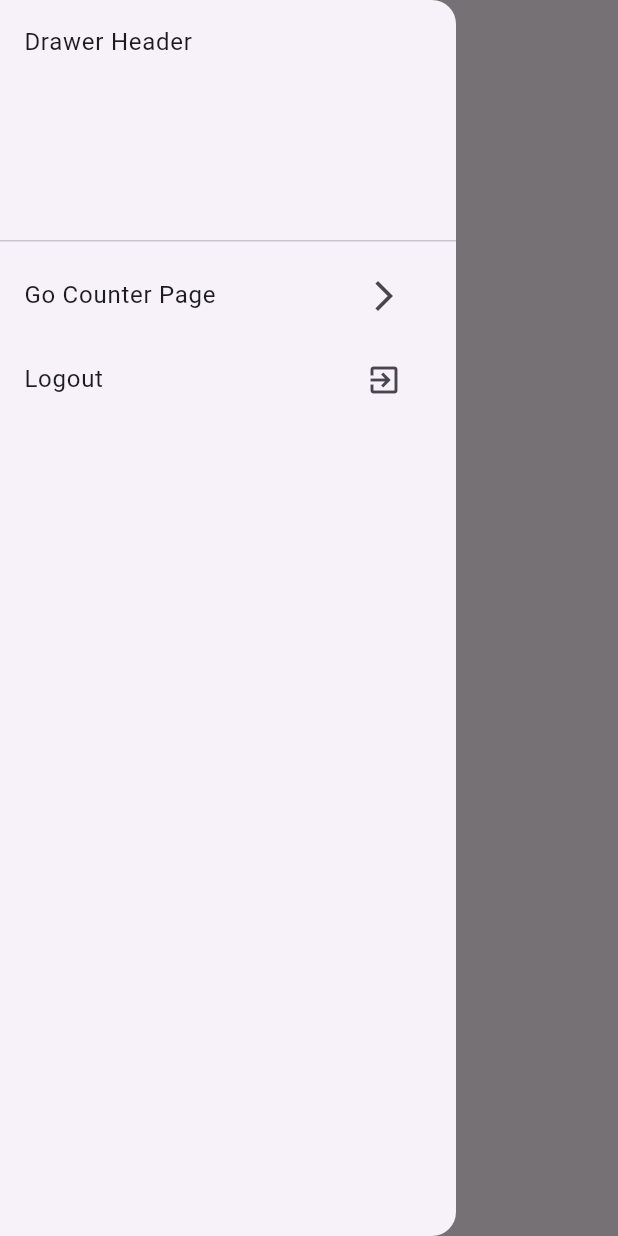
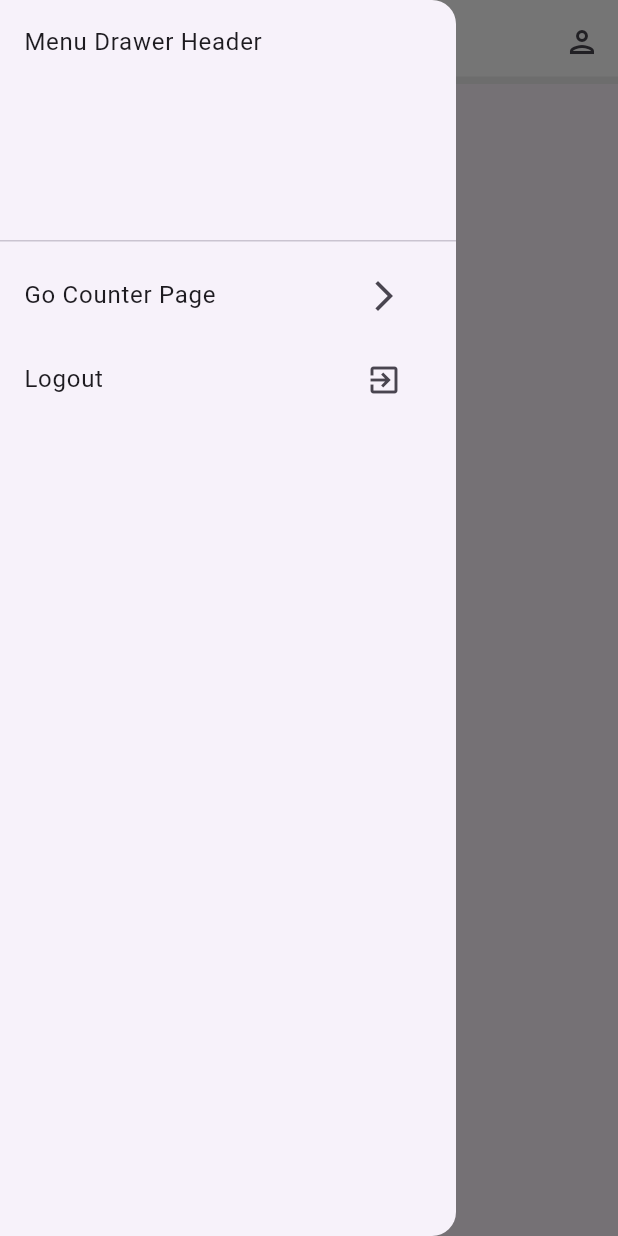
Before and after one commit to ppjonghun/flutter_base_example, a Flutter app: the HomePage screen opened by its route, with the side drawer open, on a phone screen of 412 x 824 dp. Run offline on Flutter 3.47's test engine with Material 3 defaults, Android fonts, the phone set to English and light mode, and no system bars; our stand-ins replace flutter_secure_storage, fluttertoast, go_router, hooks_riverpod, riverpod_annotation; accounts and stored records are empty; generated files the repository leaves out were written again.

Commit message:
공통 Appbar
- Appbar

```diff
--- a/lib/pages/home_page.dart
+++ b/lib/pages/home_page.dart
@@ -1,4 +1,5 @@
 import 'package:flutter/material.dart';
+import 'package:flutter_base_example/widgets/appbar_widget.dart';
 import 'package:flutter_base_example/widgets/drawer_widget.dart';
 import 'package:hooks_riverpod/hooks_riverpod.dart';
 
@@ -7,10 +8,17 @@ class HomePage extends ConsumerWidget {
 
   @override
   Widget build(BuildContext context, WidgetRef ref) {
+    final scaffoldKey = GlobalKey<ScaffoldState>();
+
     return Scaffold(
-      drawer: const BaseDrawerWidget(),
-      appBar: AppBar(
-        title: const Text('Home'),
+      key: scaffoldKey,
+      drawer: const MenuDrawerWidget(),
+      endDrawer: const UserInfoDrawerWidget(),
+      appBar: MainAppbarWidget(
+        appBar: AppBar(),
+        title: 'Home',
+        center: true,
+        scaffoldKey: scaffoldKey,
       ),
       body: const Center(
         child: Text('Home Body'),
--- /dev/null
+++ b/lib/widgets/appbar_widget.dart
@@ -0,0 +1,43 @@
+import 'package:flutter/material.dart';
+import 'package:hooks_riverpod/hooks_riverpod.dart';
+
+class MainAppbarWidget extends ConsumerWidget implements PreferredSizeWidget {
+  const MainAppbarWidget({
+    super.key,
+    required this.appBar,
+    required this.title,
+    required this.scaffoldKey,
+    this.center = false,
+  });
+
+  final AppBar appBar;
+  final String title;
+  final bool center;
+  final dynamic scaffoldKey;
+
+  @override
+  Widget build(BuildContext context, WidgetRef ref) {
+    return AppBar(
+      backgroundColor: Colors.white,
+      shape: Border(
+        bottom: BorderSide(
+          color: Colors.grey.shade200,
+          width: 5,
+        ),
+      ),
+      centerTitle: center,
+      actions: [
+        IconButton(
+          onPressed: () {
+            scaffoldKey.currentState?.openEndDrawer();
+          },
+          icon: const Icon(Icons.person_outlined),
+        ),
+      ],
+      title: Text(title),
+    );
+  }
+
+  @override
+  Size get preferredSize => Size.fromHeight(appBar.preferredSize.height);
+}
--- a/lib/widgets/drawer_widget.dart
+++ b/lib/widgets/drawer_widget.dart
@@ -2,15 +2,15 @@ import 'package:flutter/material.dart';
 import 'package:go_router/go_router.dart';
 import 'package:hooks_riverpod/hooks_riverpod.dart';
 
-class BaseDrawerWidget extends ConsumerWidget {
-  const BaseDrawerWidget({super.key});
+class MenuDrawerWidget extends ConsumerWidget {
+  const MenuDrawerWidget({super.key});
 
   @override
   Widget build(BuildContext context, WidgetRef ref) {
     return Drawer(
       child: ListView(
         children: [
-          const DrawerHeader(child: Text('Drawer Header')),
+          const DrawerHeader(child: Text('Menu Drawer Header')),
           ListTile(
             title: const Text('Go Counter Page'),
             trailing: IconButton(
@@ -34,3 +34,18 @@ class BaseDrawerWidget extends ConsumerWidget {
     );
   }
 }
+
+class UserInfoDrawerWidget extends ConsumerWidget {
+  const UserInfoDrawerWidget({super.key});
+
+  @override
+  Widget build(BuildContext context, WidgetRef ref) {
+    return Drawer(
+      child: ListView(
+        children: const [
+          DrawerHeader(child: Text('User Drawer Header')),
+        ],
+      ),
+    );
+  }
+}
```
